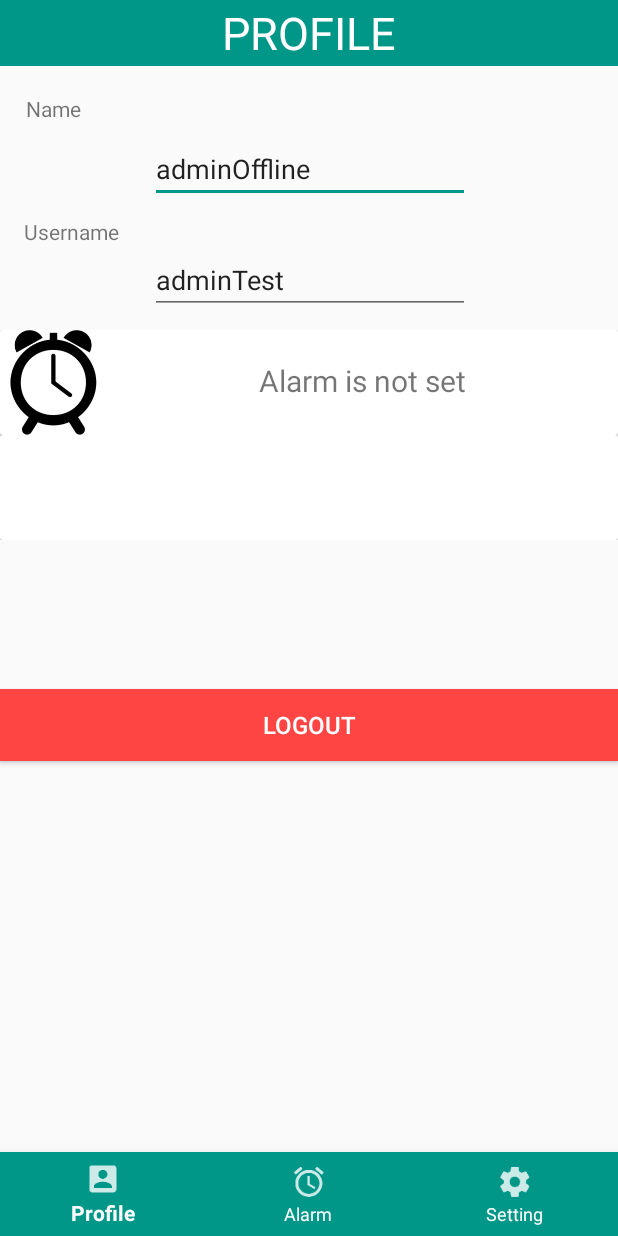
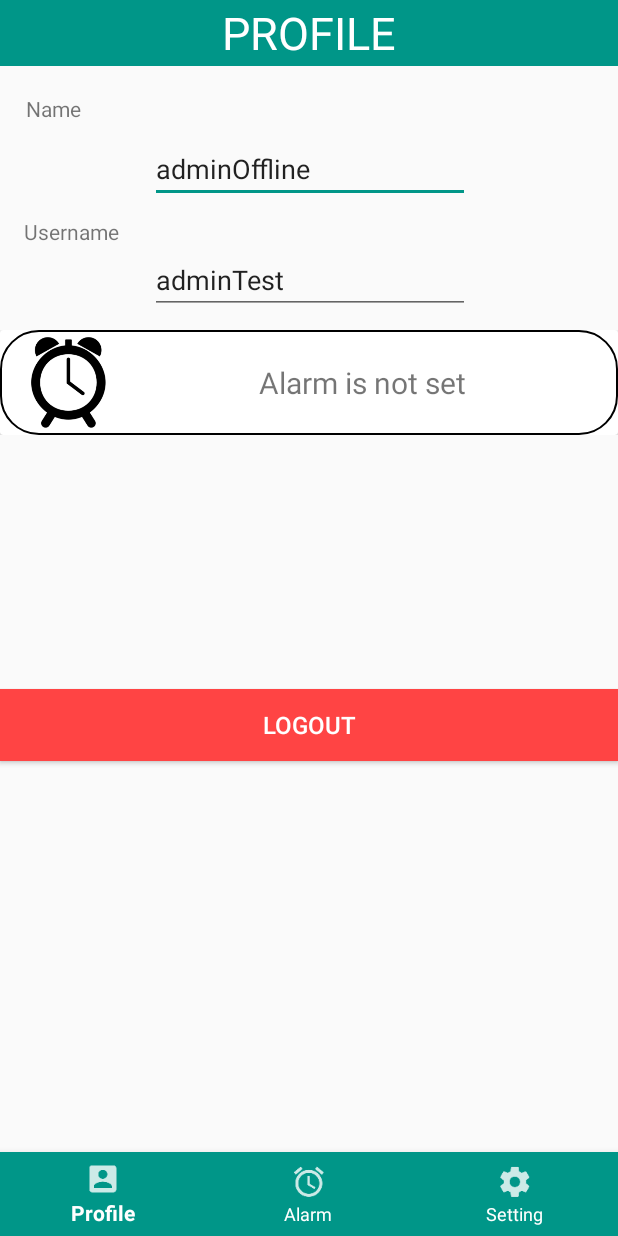
Before and after one commit to hackkarn/Ohyes, an Android app: the screen it shows after launch (ProfileActivity), after a tap on "LOG IN", on a phone screen of 412 x 824 dp. Run offline under Robolectric (Android 15) with nearby library versions, the phone set to English and light mode, and no system bars; our stand-ins replace Volley.

Commit message:
Add Frame to group text & can not press back to go back

```diff
--- a/app/src/main/java/com/ohyes/ohyes/AddAlarmActivity.java
+++ b/app/src/main/java/com/ohyes/ohyes/AddAlarmActivity.java
@@ -124,6 +124,7 @@ public class AddAlarmActivity extends AppCompatActivity implements AdapterView.O
                     Intent intent = new Intent(AddAlarmActivity.this, SettingActivity.class);
                     AddAlarmActivity.this.startActivity(intent);
                 }
+                finish();
                 return true;
             }
         });
--- a/app/src/main/java/com/ohyes/ohyes/LoginActivity.java
+++ b/app/src/main/java/com/ohyes/ohyes/LoginActivity.java
@@ -53,6 +53,7 @@ public class LoginActivity extends AppCompatActivity {
                     globalVariable.setUserid("adminOffline");
                     Intent intent = new Intent(LoginActivity.this, ProfileActivity.class);
                     LoginActivity.this.startActivity(intent);
+                    finish();
                 }
                 else {
 
@@ -73,6 +74,7 @@ public class LoginActivity extends AppCompatActivity {
                                     globalVariable.setUserid(username);
 
                                     LoginActivity.this.startActivity(intent);
+                                    finish();
 
                                 } else {
                                     AlertDialog.Builder builder = new AlertDialog.Builder(LoginActivity.this);
--- a/app/src/main/java/com/ohyes/ohyes/ProfileActivity.java
+++ b/app/src/main/java/com/ohyes/ohyes/ProfileActivity.java
@@ -75,7 +75,9 @@ public class ProfileActivity extends AppCompatActivity {
                     Intent intent = new Intent(ProfileActivity.this, SettingActivity.class);
                     ProfileActivity.this.startActivity(intent);
                 }
+                finish();
                 return true;
+
             }
         });
 
--- a/app/src/main/java/com/ohyes/ohyes/RegisterActivity.java
+++ b/app/src/main/java/com/ohyes/ohyes/RegisterActivity.java
@@ -36,6 +36,7 @@ public class RegisterActivity extends AppCompatActivity {
             public void onClick(View v) {
                 Intent registerIntent = new Intent(RegisterActivity.this, LoginActivity.class);
                 RegisterActivity.this.startActivity(registerIntent);
+                finish();
             }
         });
 
@@ -58,6 +59,7 @@ public class RegisterActivity extends AppCompatActivity {
                             if(success){
                                 Intent intent = new Intent(RegisterActivity.this, LoginActivity.class);
                                 RegisterActivity.this.startActivity(intent);
+                                finish();
                             }else{
                                 AlertDialog.Builder builder = new AlertDialog.Builder(RegisterActivity.this);
                                 builder.setMessage("Register Failed")
--- a/app/src/main/java/com/ohyes/ohyes/SettingActivity.java
+++ b/app/src/main/java/com/ohyes/ohyes/SettingActivity.java
@@ -115,6 +115,7 @@ public class SettingActivity extends AppCompatActivity {
                     Intent intent = new Intent(SettingActivity.this, SettingActivity.class);
                     SettingActivity.this.startActivity(intent);
                 }
+                finish();
                 return true;
             }
         });
--- /dev/null
+++ b/app/src/main/res/drawable/card_edge.xml
@@ -0,0 +1,11 @@
+<?xml version="1.0" encoding="utf-8"?>
+<shape xmlns:android="http://schemas.android.com/apk/res/android" >
+    <solid android:color="#FFFF" />
+    <stroke android:color="#000"
+        android:width="1.5dp"></stroke>
+    <size android:width="30dp"/>
+
+    <padding android:bottom="5dp" android:left="10dp" android:right="10dp" android:top="5dp"/>
+    <corners android:topLeftRadius="25dp" android:bottomLeftRadius="25dp"
+        android:topRightRadius="25dp" android:bottomRightRadius="25dp"/>
+</shape>
--- a/app/src/main/res/layout/activity_profile.xml
+++ b/app/src/main/res/layout/activity_profile.xml
@@ -146,7 +146,8 @@
                 <LinearLayout
                     android:layout_width="match_parent"
                     android:layout_height="70dp"
-                    android:orientation="horizontal">
+                    android:orientation="horizontal"
+                    android:background="@drawable/card_edge">
 
                     <ImageView
                         android:id="@+id/cardImage1"
@@ -164,46 +165,13 @@
                         android:layout_width="match_parent"
                         android:layout_height="match_parent"
                         android:layout_weight="1"
-                        android:paddingTop="20dp"
-
-                        android:textAlignment="center"
-                        android:textSize="20dp" />
-                </LinearLayout>
-            </android.support.v7.widget.CardView>
-
-            <android.support.v7.widget.CardView
-                android:layout_width="match_parent"
-                android:layout_height="match_parent">
-
-                <LinearLayout
-                    android:layout_width="match_parent"
-                    android:layout_height="70dp"
-                    android:orientation="horizontal">
-
-                    <ImageView
-                        android:id="@+id/cardImage2"
-                        android:layout_width="142dp"
-                        android:layout_height="match_parent"
-                        android:layout_alignParentLeft="true"
-                        android:layout_alignParentTop="true"
-                        android:layout_gravity="top"
-                        android:layout_weight="1"
-
-                        android:scaleType="fitCenter" />
-
-                    <TextView
-                        android:id="@+id/cardText2"
-                        android:layout_width="match_parent"
-                        android:layout_height="match_parent"
-                        android:layout_weight="1"
-                        android:paddingTop="20dp"
-
-                        android:textAlignment="center"
+                        android:gravity="center"
                         android:textSize="20dp" />
                 </LinearLayout>
             </android.support.v7.widget.CardView>
 
         </LinearLayout>
+
     </ScrollView>
 
 </android.support.constraint.ConstraintLayout>
```
Also changed, not shown: app/src/main/res/layout/activity_register.xml (+10 -4 lines), app/src/main/res/layout/activity_setting.xml (+5 -3 lines).
